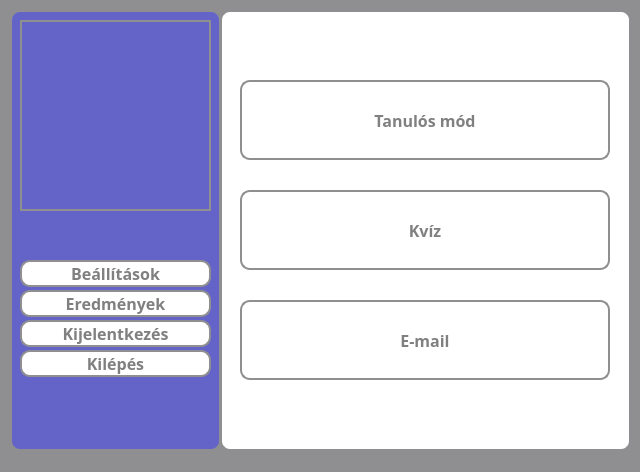
Above: src/main/resources/ui/default/mainWindow.ui from pkristof1999/Szakdolgozat before the change. Below: the same form after it.
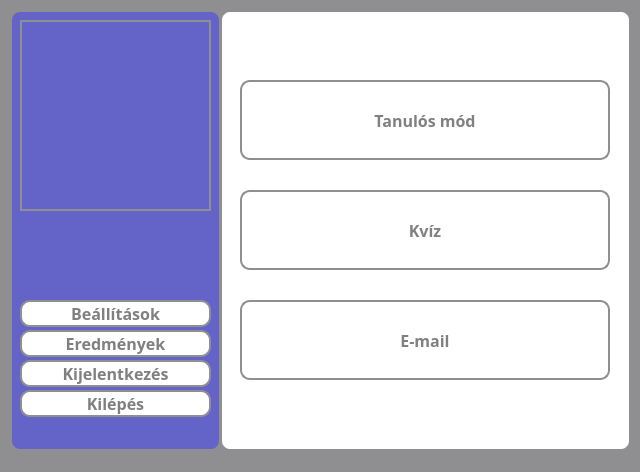
That is the form after the change.

Diff of the .ui file:
```diff
--- a/src/main/resources/ui/default/mainWindow.ui
+++ b/src/main/resources/ui/default/mainWindow.ui
@@ -174,7 +174,7 @@
      <property name="geometry">
       <rect>
        <x>10</x>
-       <y>280</y>
+       <y>320</y>
        <width>191</width>
        <height>27</height>
       </rect>
@@ -205,7 +205,7 @@
      <property name="geometry">
       <rect>
        <x>10</x>
-       <y>250</y>
+       <y>290</y>
        <width>191</width>
        <height>27</height>
       </rect>
@@ -236,7 +236,7 @@
      <property name="geometry">
       <rect>
        <x>10</x>
-       <y>310</y>
+       <y>350</y>
        <width>191</width>
        <height>27</height>
       </rect>
@@ -267,7 +267,7 @@
      <property name="geometry">
       <rect>
        <x>10</x>
-       <y>340</y>
+       <y>380</y>
        <width>191</width>
        <height>27</height>
       </rect>
@@ -300,7 +300,7 @@
        <x>10</x>
        <y>210</y>
        <width>191</width>
-       <height>31</height>
+       <height>61</height>
       </rect>
      </property>
      <property name="styleSheet">
@@ -309,6 +309,9 @@
      <property name="alignment">
       <set>Qt::AlignCenter</set>
      </property>
+     <property name="wordWrap">
+      <bool>true</bool>
+     </property>
     </widget>
    </widget>
   </widget>
```
